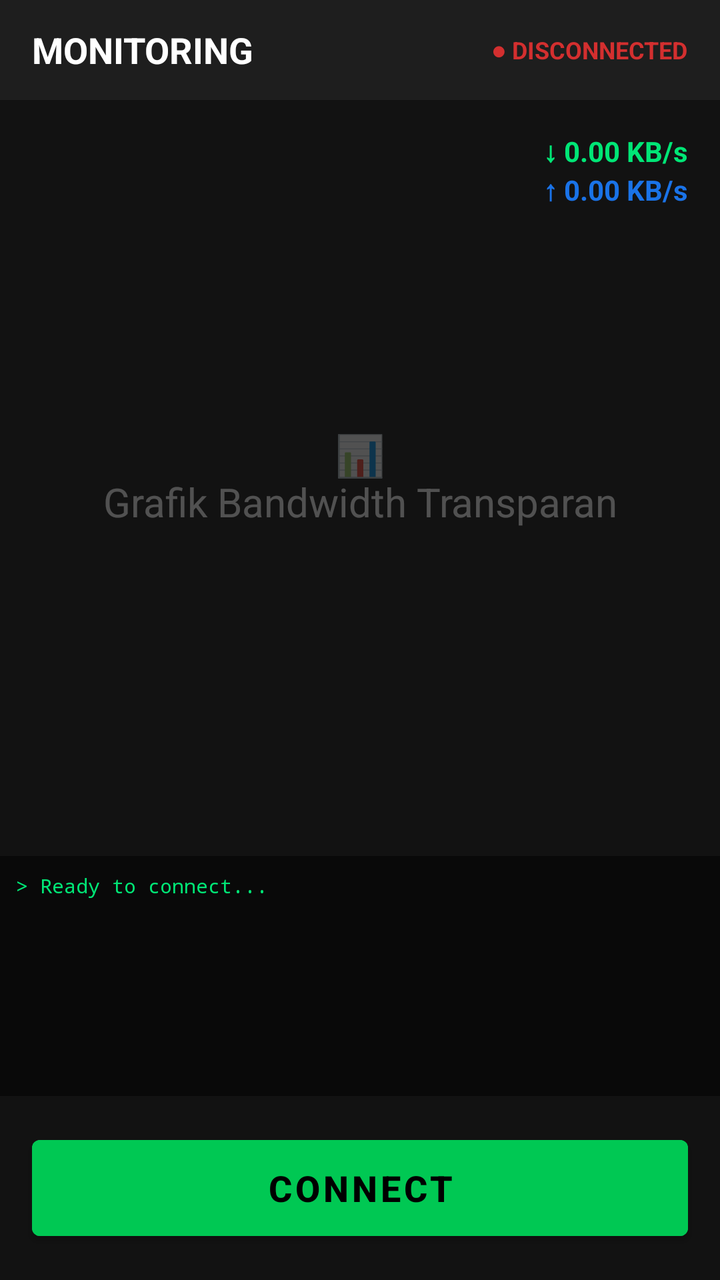
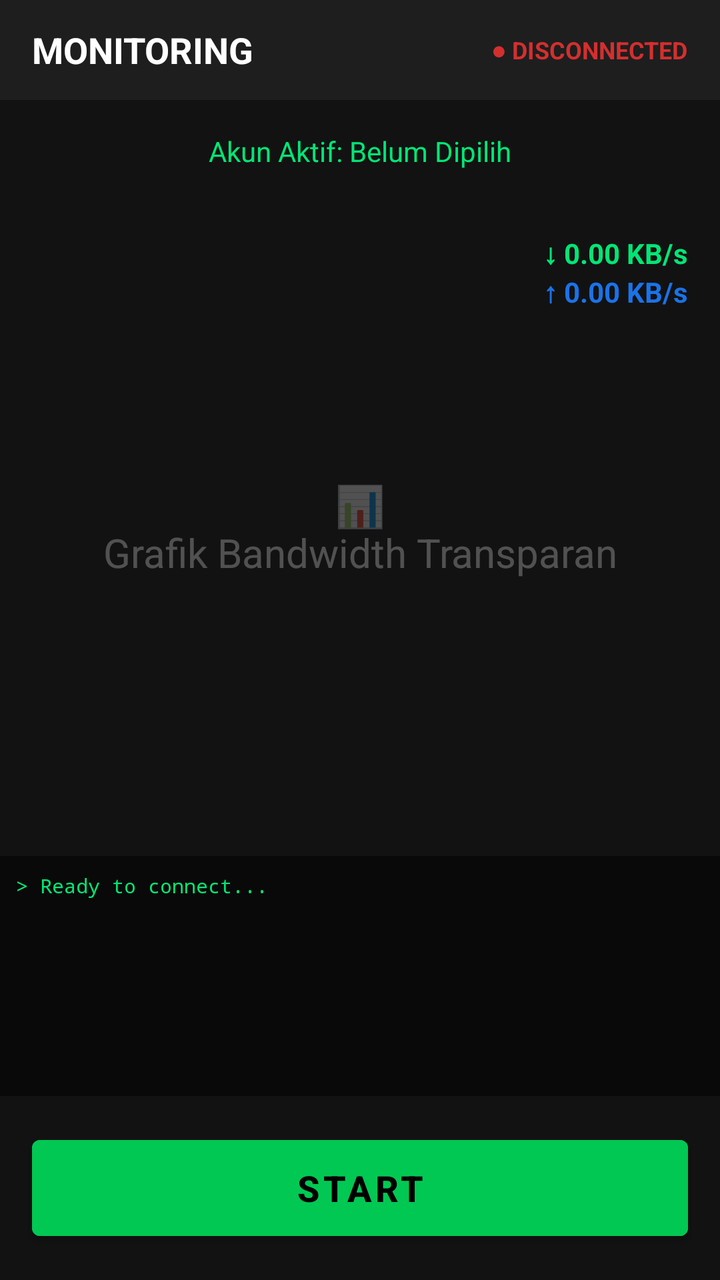

An Android layout rendered at two revisions. The XML below is the earlier revision; the diff shows what the commit changed to produce the second picture.
<!-- AndroidManifest.xml: application theme Theme.SSHOVPN -->
<!-- res/layout/activity_main.xml -->
<?xml version="1.0" encoding="utf-8"?>
<androidx.drawerlayout.widget.DrawerLayout 
    xmlns:android="http://schemas.android.com/apk/res/android"
    android:id="@+id/drawer_layout"
    android:layout_width="match_parent"
    android:layout_height="match_parent"
    android:background="#FF121212">

    
    <LinearLayout
        android:layout_width="match_parent"
        android:layout_height="match_parent"
        android:orientation="vertical">

        
        <LinearLayout
            android:layout_width="match_parent"
            android:layout_height="50dp"
            android:background="#FF1E1E1E"
            android:gravity="center_vertical"
            android:paddingHorizontal="16dp">
            <TextView android:layout_width="0dp" android:layout_height="wrap_content" android:layout_weight="1" android:text="MONITORING" android:textColor="#FFFFFFFF" android:textSize="18sp" android:textStyle="bold" />
            <TextView android:id="@+id/tvStatus" android:layout_width="wrap_content" android:layout_height="wrap_content" android:text="● DISCONNECTED" android:textColor="#FFD32F2F" android:textSize="12sp" android:textStyle="bold" />
        </LinearLayout>

        
        <RelativeLayout
            android:layout_width="match_parent"
            android:layout_height="0dp"
            android:layout_weight="1"
            android:background="#00000000">
            
            
            <TextView
                android:layout_width="wrap_content"
                android:layout_height="wrap_content"
                android:layout_centerInParent="true"
                android:text="📊\nGrafik Bandwidth Transparan"
                android:textColor="#44FFFFFF"
                android:textSize="20sp"
                android:gravity="center"/>
                
            
            <LinearLayout
                android:layout_width="wrap_content"
                android:layout_height="wrap_content"
                android:layout_alignParentTop="true"
                android:layout_alignParentRight="true"
                android:orientation="vertical"
                android:padding="16dp">
                <TextView android:layout_width="wrap_content" android:layout_height="wrap_content" android:text="↓ 0.00 KB/s" android:textColor="#FF00E676" android:textStyle="bold"/>
                <TextView android:layout_width="wrap_content" android:layout_height="wrap_content" android:text="↑ 0.00 KB/s" android:textColor="#FF1A73E8" android:textStyle="bold"/>
            </LinearLayout>
        </RelativeLayout>

        
        <TextView android:id="@+id/tvLog" android:layout_width="match_parent" android:layout_height="120dp" android:background="#80000000" android:fontFamily="monospace" android:padding="8dp" android:scrollbars="vertical" android:text="> Ready to connect..." android:textColor="#FF00E676" android:textSize="10sp" />

        
        <Button android:id="@+id/btnConnect" android:layout_width="match_parent" android:layout_height="60dp" android:layout_margin="16dp" android:text="CONNECT" android:textSize="18sp" android:textStyle="bold" android:textColor="#FF000000" android:backgroundTint="#FF00C853" />
    </LinearLayout>

    
    <ScrollView
        android:layout_width="280dp"
        android:layout_height="match_parent"
        android:layout_gravity="start"
        android:background="#FF1E1E1E">
        <LinearLayout
            android:layout_width="match_parent"
            android:layout_height="wrap_content"
            android:orientation="vertical"
            android:padding="16dp">
            
            <TextView android:layout_width="wrap_content" android:layout_height="wrap_content" android:text="XAILLASSH MENU" android:textColor="#FF00E676" android:textSize="20sp" android:textStyle="bold" android:layout_marginBottom="24dp"/>

            
            <TextView android:layout_width="wrap_content" android:layout_height="wrap_content" android:text="SSH" android:textColor="#FFFFFFFF" android:textStyle="bold" android:layout_marginTop="8dp"/>
            <TextView android:id="@+id/menu_ssh" android:layout_width="match_parent" android:layout_height="wrap_content" android:text="   SSH" android:textColor="#FFB0B0B0" android:padding="12dp"/>
            <TextView android:id="@+id/menu_ovpn" android:layout_width="match_parent" android:layout_height="wrap_content" android:text="   OVPN" android:textColor="#FFB0B0B0" android:padding="12dp"/>
            <TextView android:id="@+id/menu_upload_ssh" android:layout_width="match_parent" android:layout_height="wrap_content" android:text="   Upload config" android:textColor="#FFB0B0B0" android:padding="12dp"/>

            
            <TextView android:layout_width="wrap_content" android:layout_height="wrap_content" android:text="X-RAY" android:textColor="#FFFFFFFF" android:textStyle="bold" android:layout_marginTop="16dp"/>
            <TextView android:id="@+id/menu_vmees" android:layout_width="match_parent" android:layout_height="wrap_content" android:text="   Vmees" android:textColor="#FFB0B0B0" android:padding="12dp"/>
            <TextView android:id="@+id/menu_bless" android:layout_width="match_parent" android:layout_height="wrap_content" android:text="   Bless" android:textColor="#FFB0B0B0" android:padding="12dp"/>
            <TextView android:id="@+id/menu_trojan" android:layout_width="match_parent" android:layout_height="wrap_content" android:text="   Trojan" android:textColor="#FFB0B0B0" android:padding="12dp"/>
            <TextView android:id="@+id/menu_ss" android:layout_width="match_parent" android:layout_height="wrap_content" android:text="   Ss" android:textColor="#FFB0B0B0" android:padding="12dp"/>
            <TextView android:id="@+id/menu_upload_xray" android:layout_width="match_parent" android:layout_height="wrap_content" android:text="   Upload config" android:textColor="#FFB0B0B0" android:padding="12dp"/>

            
            <TextView android:layout_width="wrap_content" android:layout_height="wrap_content" android:text="LAINNYA" android:textColor="#FFFFFFFF" android:textStyle="bold" android:layout_marginTop="16dp"/>
            
            
            <TextView android:id="@+id/menu_save_config" android:layout_width="match_parent" android:layout_height="wrap_content" android:text="   Save Config XaillaXsh" android:textColor="#FFFF9800" android:textStyle="bold" android:padding="12dp"/>
            
            <TextView android:id="@+id/menu_dev" android:layout_width="match_parent" android:layout_height="wrap_content" android:text="   Developer XaillaXsh" android:textColor="#FFB0B0B0" android:padding="12dp"/>
        </LinearLayout>
    </ScrollView>
</androidx.drawerlayout.widget.DrawerLayout>
<!-- resources referenced by this layout -->
<resources>
  <style name="Theme.SSHOVPN" parent="Theme.MaterialComponents.NoActionBar">
          <item name="colorPrimary">#FF1A73E8</item>
          <item name="colorSecondary">#FF00C853</item>
          <item name="android:windowBackground">#FF121212</item>
      </style>
</resources>

<!-- the commit's change to res/layout/activity_main.xml (unified diff, before → after) -->
@@ -24,13 +24,14 @@
         </LinearLayout>
 
         
+        <TextView android:id="@+id/tvActiveAccount" android:layout_width="match_parent" android:layout_height="wrap_content" android:text="Akun Aktif: Belum Dipilih" android:textColor="#FF00E676" android:textSize="14sp" android:padding="16dp" android:gravity="center"/>
+
+        
         <RelativeLayout
             android:layout_width="match_parent"
             android:layout_height="0dp"
             android:layout_weight="1"
             android:background="#00000000">
-            
-            
             <TextView
                 android:layout_width="wrap_content"
                 android:layout_height="wrap_content"
@@ -39,8 +40,6 @@
                 android:textColor="#44FFFFFF"
                 android:textSize="20sp"
                 android:gravity="center"/>
-                
-            
             <LinearLayout
                 android:layout_width="wrap_content"
                 android:layout_height="wrap_content"
@@ -57,7 +56,7 @@
         <TextView android:id="@+id/tvLog" android:layout_width="match_parent" android:layout_height="120dp" android:background="#80000000" android:fontFamily="monospace" android:padding="8dp" android:scrollbars="vertical" android:text="> Ready to connect..." android:textColor="#FF00E676" android:textSize="10sp" />
 
         
-        <Button android:id="@+id/btnConnect" android:layout_width="match_parent" android:layout_height="60dp" android:layout_margin="16dp" android:text="CONNECT" android:textSize="18sp" android:textStyle="bold" android:textColor="#FF000000" android:backgroundTint="#FF00C853" />
+        <Button android:id="@+id/btnConnect" android:layout_width="match_parent" android:layout_height="60dp" android:layout_margin="16dp" android:text="START" android:textSize="18sp" android:textStyle="bold" android:textColor="#FF000000" android:backgroundTint="#FF00C853" />
     </LinearLayout>
 
     
@@ -75,10 +74,9 @@
             <TextView android:layout_width="wrap_content" android:layout_height="wrap_content" android:text="XAILLASSH MENU" android:textColor="#FF00E676" android:textSize="20sp" android:textStyle="bold" android:layout_marginBottom="24dp"/>
 
             
-            <TextView android:layout_width="wrap_content" android:layout_height="wrap_content" android:text="SSH" android:textColor="#FFFFFFFF" android:textStyle="bold" android:layout_marginTop="8dp"/>
-            <TextView android:id="@+id/menu_ssh" android:layout_width="match_parent" android:layout_height="wrap_content" android:text="   SSH" android:textColor="#FFB0B0B0" android:padding="12dp"/>
-            <TextView android:id="@+id/menu_ovpn" android:layout_width="match_parent" android:layout_height="wrap_content" android:text="   OVPN" android:textColor="#FFB0B0B0" android:padding="12dp"/>
-            <TextView android:id="@+id/menu_upload_ssh" android:layout_width="match_parent" android:layout_height="wrap_content" android:text="   Upload config" android:textColor="#FFB0B0B0" android:padding="12dp"/>
+            <TextView android:layout_width="wrap_content" android:layout_height="wrap_content" android:text="AKUN" android:textColor="#FFFFFFFF" android:textStyle="bold" android:layout_marginTop="8dp"/>
+            <TextView android:id="@+id/menu_akun" android:layout_width="match_parent" android:layout_height="wrap_content" android:text="   Manajemen Akun" android:textColor="#FF00E676" android:textStyle="bold" android:padding="12dp"/>
+            <TextView android:id="@+id/menu_tambah_akun" android:layout_width="match_parent" android:layout_height="wrap_content" android:text="   + Tambah Akun SSH" android:textColor="#FFB0B0B0" android:padding="12dp"/>
 
             
             <TextView android:layout_width="wrap_content" android:layout_height="wrap_content" android:text="X-RAY" android:textColor="#FFFFFFFF" android:textStyle="bold" android:layout_marginTop="16dp"/>
@@ -86,15 +84,10 @@
             <TextView android:id="@+id/menu_bless" android:layout_width="match_parent" android:layout_height="wrap_content" android:text="   Bless" android:textColor="#FFB0B0B0" android:padding="12dp"/>
             <TextView android:id="@+id/menu_trojan" android:layout_width="match_parent" android:layout_height="wrap_content" android:text="   Trojan" android:textColor="#FFB0B0B0" android:padding="12dp"/>
             <TextView android:id="@+id/menu_ss" android:layout_width="match_parent" android:layout_height="wrap_content" android:text="   Ss" android:textColor="#FFB0B0B0" android:padding="12dp"/>
-            <TextView android:id="@+id/menu_upload_xray" android:layout_width="match_parent" android:layout_height="wrap_content" android:text="   Upload config" android:textColor="#FFB0B0B0" android:padding="12dp"/>
 
             
-            <TextView android:layout_width="wrap_content" android:layout_height="wrap_content" android:text="LAINNYA" android:textColor="#FFFFFFFF" android:textStyle="bold" android:layout_marginTop="16dp"/>
-            
-            
-            <TextView android:id="@+id/menu_save_config" android:layout_width="match_parent" android:layout_height="wrap_content" android:text="   Save Config XaillaXsh" android:textColor="#FFFF9800" android:textStyle="bold" android:padding="12dp"/>
-            
-            <TextView android:id="@+id/menu_dev" android:layout_width="match_parent" android:layout_height="wrap_content" android:text="   Developer XaillaXsh" android:textColor="#FFB0B0B0" android:padding="12dp"/>
+            <TextView android:layout_width="wrap_content" android:layout_height="wrap_content" android:text="Developer" android:textColor="#FFFFFFFF" android:textStyle="bold" android:layout_marginTop="16dp"/>
+            <TextView android:id="@+id/menu_dev" android:layout_width="match_parent" android:layout_height="wrap_content" android:text="   XaillaXsh" android:textColor="#FFB0B0B0" android:padding="12dp"/>
         </LinearLayout>
     </ScrollView>
 </androidx.drawerlayout.widget.DrawerLayout>
